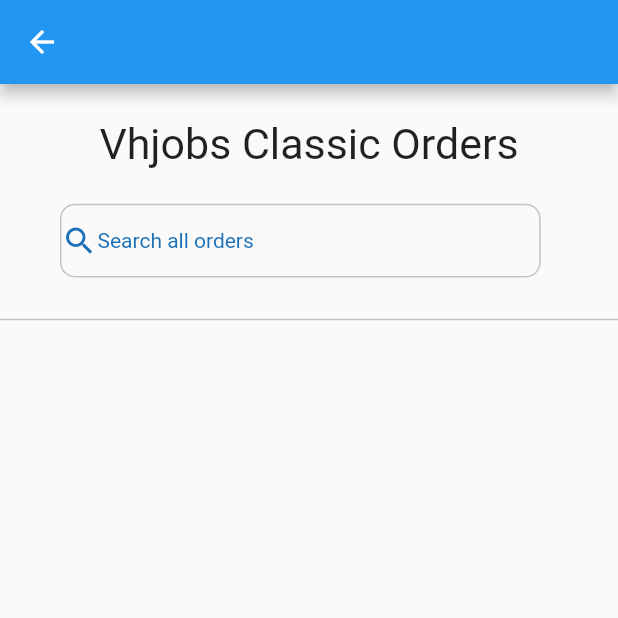
After one commit to Ajaodolapo1301/vh_jobs, a Flutter app: the Orders screen opened by its route, after a tap on "Get Started", on a phone screen of 412 x 824 dp, the top half of it. The commit adds this screen. Run offline on Flutter 3.47's test engine with Material 2 defaults, Android fonts, the phone set to English and light mode, and no system bars; our stand-ins replace cached_network_image, device_info_plus, device_preview, dio, flutter_local_notifications, flutter_screenutil and 5 more; accounts and stored records are empty; Roboto replaces fonts that are missing (Geomanist).

Commit message:
order classic page ongoing

```diff
--- a/lib/main.dart
+++ b/lib/main.dart
@@ -35,18 +35,19 @@ class MyApp extends StatelessWidget {
           ],
           // supportedLocales: S.delegate.supportedLocales,
           debugShowCheckedModeBanner: false,
-          title: "Go Mecho",
+          title: "Vh jobs",
           themeMode: ThemeMode.light,
           theme: ThemeData(
             fontFamily: "Geomanist",
           ),
+          // ignore: prefer_const_literals_to_create_immutables
           navigatorObservers: [
             // FirebaseAnalyticsObserver(
             //   analytics: GetIt.I<AnalyticService>().instance,
             // ),
           ],
           builder: (context, widget) {
-            ScreenUtil.setContext(context);
+            ScreenUtil.init(context);
             return MediaQuery(
               data: MediaQuery.of(context),
               child: widget!,
--- a/lib/modules/onboarding/welcome_screen.dart
+++ b/lib/modules/onboarding/welcome_screen.dart
@@ -1,6 +1,9 @@
 import 'package:flutter/material.dart';
 import 'package:flutter_screenutil/flutter_screenutil.dart';
 import 'package:flutter_svg/flutter_svg.dart';
+import 'package:vh_jobs/config/app_startup.dart';
+import 'package:vh_jobs/modules/orders/route/routes.dart';
+import 'package:vh_jobs/shared/navigation/navigation_service.dart';
 import 'package:vh_jobs/shared/widgets/appbars/vhjob_appbar.dart';
 
 import '../../shared/utils/asset_images.dart';
@@ -121,7 +124,9 @@ class _WelcomePageState extends State<WelcomePage> {
 
             VhJobsButton(
               text: "Continue",
-              onPressed: first != null || second != null ? () {} : null,
+              onPressed: first != null || second != null ? () {
+                serviceLocator<NavigationService>().to(routeName: OrderRoutes.root);
+              } : null,
             ),
             // InkWell(
             //   onTap: () {},
--- /dev/null
+++ b/lib/modules/orders/root.dart
@@ -0,0 +1,63 @@
+import 'package:flutter/material.dart';
+import 'package:flutter_screenutil/flutter_screenutil.dart';
+import 'package:vh_jobs/config/app_startup.dart';
+import 'package:vh_jobs/modules/orders/route/routes.dart';
+import 'package:vh_jobs/shared/navigation/navigation_service.dart';
+
+import '../../shared/widgets/button.dart';
+
+class Orders extends StatefulWidget {
+  const Orders({Key? key}) : super(key: key);
+
+
+
+  @override
+  _OrdersState createState() => _OrdersState();
+}
+
+class _OrdersState extends State<Orders> {
+  @override
+  Widget build(BuildContext context) {
+    return Scaffold(
+
+      appBar: AppBar(),
+      body: Container(padding: EdgeInsets.symmetric(horizontal: 20.w),
+        child: Column(
+          crossAxisAlignment: CrossAxisAlignment.center,
+          mainAxisAlignment: MainAxisAlignment.spaceEvenly,
+          children: [
+            Image.asset('assets/svgs/onboarding/order1.png'),
+      Column(
+
+        children: const [
+          Text('Orders',
+            style: TextStyle(
+              fontWeight: FontWeight.bold,
+              fontSize: 15
+            ),
+          ),
+          SizedBox(height: 20,),
+          Text('Subcribe for packages or hire professionals! Your orders will show up here',
+            textAlign: TextAlign.center,
+            style: TextStyle(
+                fontWeight: FontWeight.w300,
+                fontSize: 15
+            ),
+          ),
+        ],
+      ),
+            VhJobsButton(
+              text: "Get Started",
+              onPressed: () {
+                  serviceLocator<NavigationService>().to(routeName: OrderRoutes.root2);
+                }
+            ),
+
+
+
+          ],
+        ),
+      ),
+    );
+  }
+}
--- /dev/null
+++ b/lib/modules/orders/root2.dart
@@ -0,0 +1,73 @@
+
+import 'package:flutter/material.dart';
+import 'package:flutter_screenutil/flutter_screenutil.dart';
+import 'package:vh_jobs/shared/utils/colors.dart';
+
+class Orders2 extends StatefulWidget {
+  const Orders2({Key? key}) : super(key: key);
+
+
+  @override
+  _Orders2State createState() => _Orders2State();
+}
+
+class _Orders2State extends State<Orders2> {
+  @override
+  Widget build(BuildContext context) {
+    return Scaffold(
+        appBar: AppBar(),
+        body: Column(
+          children: [
+            Column(
+              children: [
+                Container(
+                  padding: EdgeInsets.all(20.w),
+                  child: Text(
+                    'Vhjobs Classic Orders',
+                    style: TextStyle(
+                      fontSize: 25.sp,
+                      fontWeight: FontWeight.w400,
+                    ),
+                  ),
+                ),
+                Container(
+                  margin: EdgeInsets.only(left: 40),
+                  child: Row(
+                    children: [
+                      Container(
+                          width: 280.sp,
+                          height: 43.sp,
+                          decoration: BoxDecoration(
+                              borderRadius: BorderRadius.circular(10),
+                              border: Border.all(color: Color(0xffC4C4C4))),
+                          child: Row(
+                            children: [
+                              const Icon(
+                                Icons.search,
+                                color: Color(0xff1C71B7),
+                              ),
+                              Text(
+                                'Search all orders',
+                                style: TextStyle(
+                                  color: AppColors.vhBlue,
+                                ),
+                              )
+                            ],
+                          ))
+                    ],
+                  ),
+                ),
+                // ignore: prefer_const_constructors
+                SizedBox(
+                  height: 20,
+                ),
+                const Divider(
+                  thickness: 1,
+                  color: Color(0xffBBC1C7),
+                ),
+              ],
+            ),
+          ],
+        ));
+  }
+}
--- /dev/null
+++ b/lib/modules/orders/route/routes.dart
@@ -0,0 +1,5 @@
+class OrderRoutes {
+  static const root = "/order-root";
+  static const root2 ="/order-root2";
+
+}
--- a/lib/shared/navigation/routes.dart
+++ b/lib/shared/navigation/routes.dart
@@ -3,6 +3,9 @@ import 'package:flutter/material.dart';
 import '../../modules/onboarding/route/routes.dart';
 import '../../modules/onboarding/welcome_screen.dart';
 import '../../modules/onboarding/widget/splash_screen.dart';
+import '../../modules/orders/root.dart';
+import '../../modules/orders/root2.dart';
+import '../../modules/orders/route/routes.dart';
 import 'animations/fade_route.dart';
 
 // ignore: prefer_function_declarations_over_variables
@@ -22,5 +25,23 @@ var routes = (RouteSettings settings) {
       return FadeRoute(
         page: const WelcomePage(),
       );
+
+
+
+
+  //    Order
+    case OrderRoutes.root:
+      return FadeRoute(
+        page: const Orders(),
+      );
+
+
+
+
+    case OrderRoutes.root2:
+      return FadeRoute(
+        page: const Orders2(),
+      );
+
   }
 };
--- a/pubspec.yaml
+++ b/pubspec.yaml
@@ -56,8 +56,8 @@ dependencies:
   timelines: ^0.1.0
   device_preview: ^1.0.0
   date_picker_timeline: ^1.2.3
-  google_maps_webservice: ^0.0.19
-  google_maps_flutter: ^2.1.1
+  # google_maps_webservice: ^0.0.19
+  # google_maps_flutter: ^2.1.1
   flutter_rating_bar: ^4.0.0
   shimmer: ^2.0.0
   intl: ^0.17.0
```
Also changed, not shown: assets/svgs/onboarding/order1.png (added), pubspec.lock, 3 other files.
